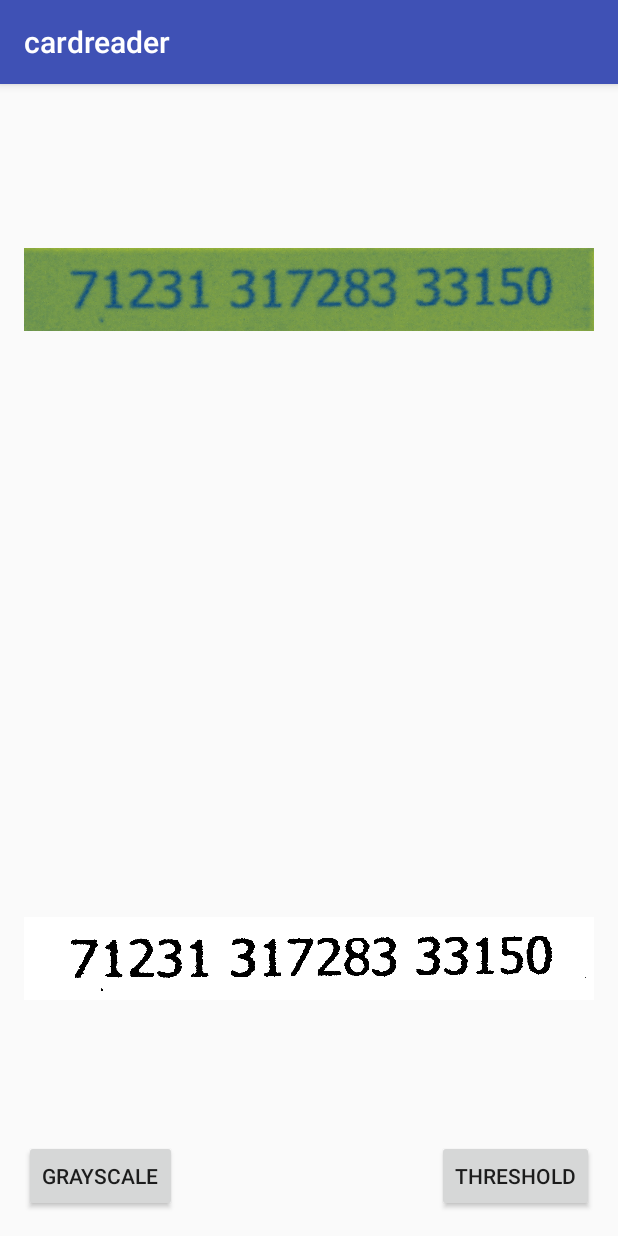
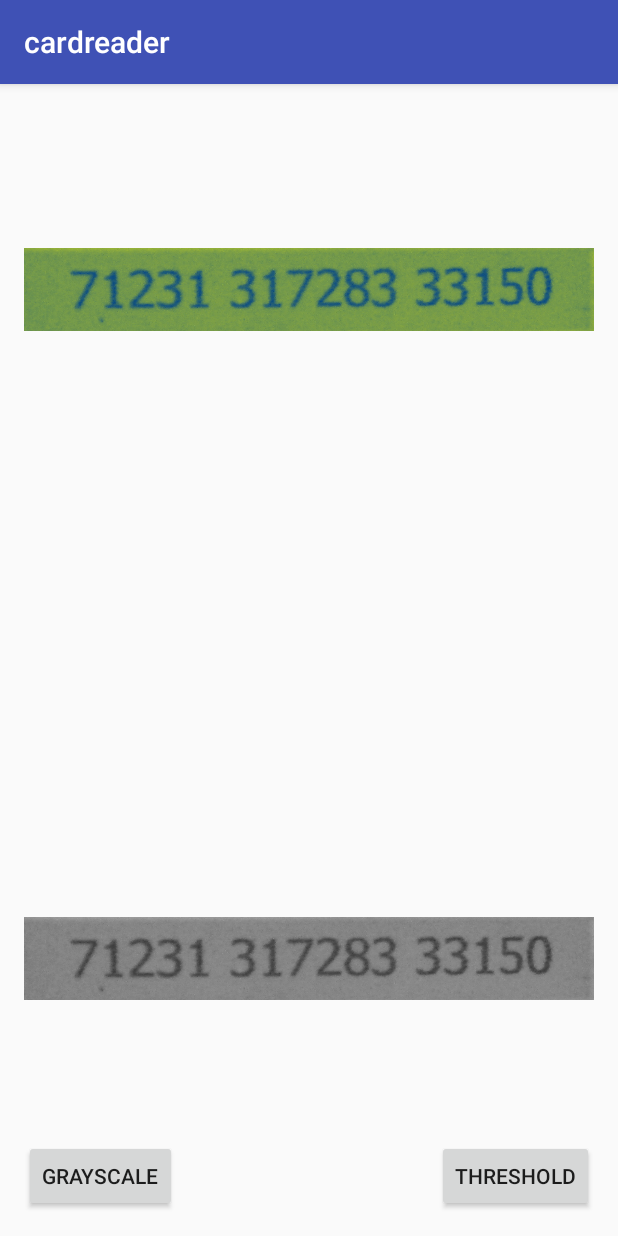
Before and after one commit to aviisekh/RCardScanner, an Android app: the screen it shows after launch (MainActivity), after a tap on "THRESHOLD", on a phone screen of 412 x 824 dp. Run offline under Robolectric (Android 15) with nearby library versions, the phone set to English and light mode, and no system bars; 1 other tap on this screen came first.

Commit message:
before thresholding

```diff
--- a/app/src/main/java/com/scanner/cardreader/MainActivity.java
+++ b/app/src/main/java/com/scanner/cardreader/MainActivity.java
@@ -79,106 +79,6 @@ public class MainActivity extends AppCompatActivity implements View.OnClickListe
         return bmDisplay;
     }
 
-    public static Bitmap grayscaleToBin(Bitmap grayscaleBitmap) {
-        Bitmap tempBitMap;
-        tempBitMap = grayscaleBitmap.copy(Bitmap.Config.RGB_565, true);
-        final int width = grayscaleBitmap.getWidth();
-        final int height = grayscaleBitmap.getHeight();
-
-
-        int pixel1, pixel2, pixel3, pixel4, A, R;
-        int[] pixels;
-        pixels = new int[width * height];
-
-        grayscaleBitmap.getPixels(pixels, 0, width, 0, 0, width, height);
-
-        int size = width * height;
-        int s = width / 8;
-        int s2 = s >> 1;
-        double t = 0.15;
-        double it = 1.0 - t;
-        int[] integral = new int[size];
-        int[] threshold = new int[size];
-        int i, j, diff, x1, y1, x2, y2, ind1, ind2, ind3;
-        int sum = 0;
-        int ind = 0;
-        while (ind < size) {
-            sum += pixels[ind] & 0xFF;
-            integral[ind] = sum;
-            ind += width;
-        }
-        x1 = 0;
-
-        for (i = 1; i < width; ++i) {
-            sum = 0;
-            ind = i;
-            ind3 = ind - s2;
-            if (i > s) {
-                x1 = i - s;
-            }
-            diff = i - x1;
-            for (j = 0; j < height; ++j) {
-                sum += pixels[ind] & 0xFF;
-                integral[ind] = integral[(int) (ind - 1)] + sum;
-                ind += width;
-                if (i < s2) continue;
-                if (j < s2) continue;
-
-                y1 = (j < s ? 0 : j - s);
-                ind1 = y1 * width;
-                ind2 = j * width;
-
-                if (((pixels[ind3] & 0xFF) * (diff * (j - y1))) < ((integral[(int) (ind2 + i)] - integral[(int) (ind1 + i)] - integral[(int) (ind2 + x1)] + integral[(int) (ind1 + x1)]) * it)) {
-                    threshold[ind3] = 0x00;
-                } else {
-                    threshold[ind3] = 0xFFFFFF;
-                }
-                ind3 += width;
-            }
-        }
-
-
-        y1 = 0;
-        for (j = 0; j < height; ++j) {
-            i = 0;
-            y2 = height - 1;
-            if (j < height - s2) {
-                i = width - s2;
-                y2 = j + s2;
-            }
-
-            ind = j * width + i;
-            if (j > s2) {
-                y1 = j - s2;
-            }
-                ind1 = y1 * width;
-                ind2 = y2 * width;
-                diff = y2 - y1;
-
-                for (; i < width; ++i, ++ind) {
-                    x1 = (i < s2 ? 0 : i - s2);
-                    x2 = i + s2;
-
-                    //check border
-                    if (x2 >= width) {
-                        x2 = width - 1;
-                    }
-
-                    if (((pixels[ind] & 0xFF) * ((x2 - x1) * diff)) < ((integral[(int) (ind2 + x2)] - integral[(int) (ind1 + x2)] - integral[(int) (ind2 + x1)] + integral[(int) (ind1 + x1)]) * it)) {
-                        threshold[ind] = 0x00;
-                    } else {
-                        threshold[ind] = 0xFFFFFF;
-                    }
-                }
-
-
-        }
-        tempBitMap.setPixels(threshold, 0, width, 0, 0, width, height);
-
-        return tempBitMap;
-
-
-    }
 
 
     @Override
@@ -191,7 +91,7 @@ public class MainActivity extends AppCompatActivity implements View.OnClickListe
                 break;
 
             case R.id.bthreshold:
-                afterImageView.setImageBitmap(grayscaleToBin(afterGrayScale));
+
                 break;
 
 
```
